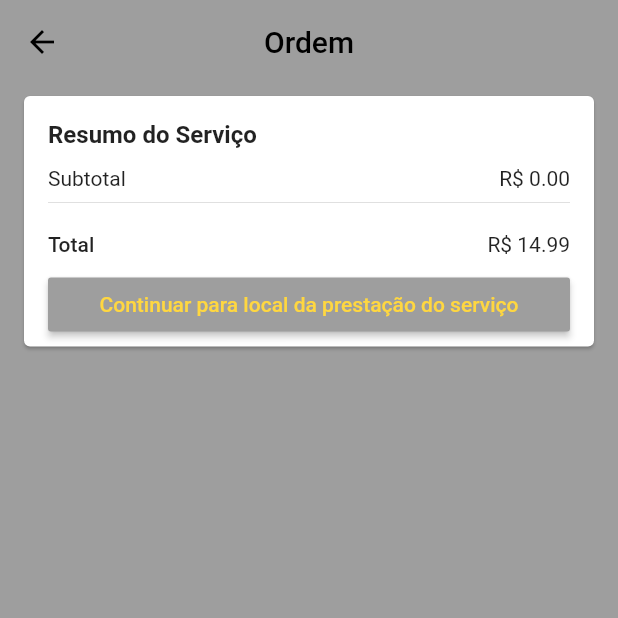
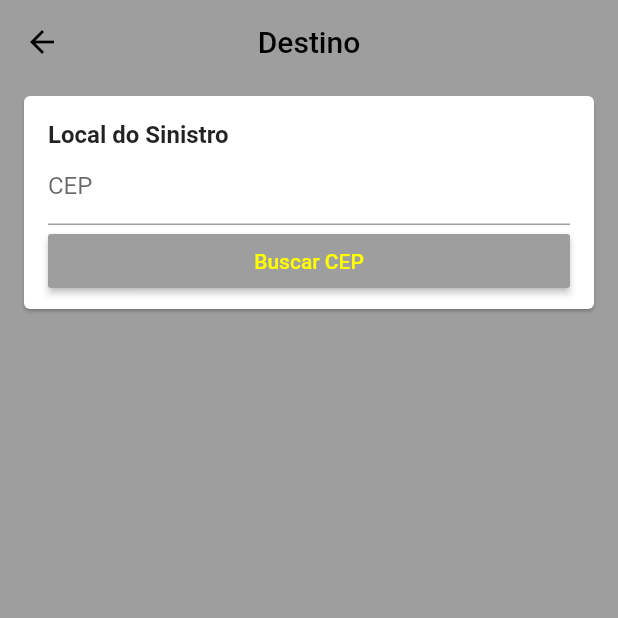
Before and after one commit to jonathanGontijo/dualPrime, a Flutter app: the OrderScreen screen opened by its route, after a tap on "Continuar para local da prestação do ser", on a phone screen of 412 x 824 dp, the top half of it. Run offline on Flutter 3.47's test engine with Material 2 defaults, Android fonts, the phone set to English and light mode, and no system bars; our stand-ins replace brasil_fields, carousel_pro_nullsafety, cloud_firestore, dio, firebase_auth, firebase_core and 2 more; missing offline and left inert: alphabet_list_scroll_view; accounts and stored records are empty; network calls fail.

Commit message:
Pagina de cep

```diff
--- a/lib/main.dart
+++ b/lib/main.dart
@@ -3,6 +3,7 @@ import 'package:dual/models/admin_users_manager.dart';
 import 'package:dual/models/casualty.dart';
 import 'package:dual/models/casualty_manager.dart';
 import 'package:dual/models/order_manager.dart';
+import 'package:dual/screens/adress/adress_screen.dart';
 import 'package:dual/screens/base/base_screen.dart';
 import 'package:dual/screens/bonus/bonus_screen.dart';
 import 'package:dual/screens/casualty/casualty_screen.dart';
@@ -11,6 +12,7 @@ import 'package:dual/screens/information/information_screen.dart';
 import 'package:dual/screens/login/login_screen.dart';
 import 'package:dual/screens/order/order_screen.dart';
 import 'package:dual/screens/signup/signup_screen.dart';
+import 'package:dual/services/cepaberto_service.dart';
 import 'package:firebase_core/firebase_core.dart';
 import 'package:flutter/material.dart';
 import 'package:provider/provider.dart';
@@ -27,9 +29,8 @@ void main() async {
 
   runApp(MyApp());
 
- /* FirebaseFirestore db = FirebaseFirestore.instance;
+  CepAbertoService().getAddressFromCep('32.185-020').then((address) => print(address));
 
-  db.collection("usuarios").doc("003").set({"nome": "Jamilton", "idade": "30"});*/
 }
 
 class MyApp extends StatelessWidget {
@@ -100,6 +101,10 @@ class MyApp extends StatelessWidget {
               return MaterialPageRoute(
                   builder: (_) => OrderScreen()
               );
+            case '/adress':
+              return MaterialPageRoute(
+                  builder: (_) => AdressScreen()
+              );
             case '/information':
               return MaterialPageRoute(
                   builder: (_) => InformationScreen()
--- /dev/null
+++ b/lib/models/address.dart
@@ -0,0 +1,17 @@
+class Address {
+
+  Address({required this.street, required this.district,
+    required this.zipCode, required this.city, required this.state, required this.lat, required this.long});
+
+  late String street;
+  late String number;
+  late String complement;
+  late String district;
+  late String zipCode;
+  late String city;
+  late String state;
+
+  late double? lat;
+  late double? long;
+
+}
--- /dev/null
+++ b/lib/screens/adress/adress_screen.dart
@@ -0,0 +1,22 @@
+import 'package:flutter/material.dart';
+
+import 'components/adress_card.dart';
+
+class AdressScreen extends StatelessWidget {
+  const AdressScreen({Key? key}) : super(key: key);
+
+  @override
+  Widget build(BuildContext context) {
+    return Scaffold(
+      appBar: AppBar(
+        title: Text('Destino'),
+        centerTitle: true,
+      ),
+      body: ListView(
+        children: [
+          AdressCard()
+        ],
+      ),
+    );
+  }
+}
--- /dev/null
+++ b/lib/screens/adress/components/adress_card.dart
@@ -0,0 +1,39 @@
+import 'package:dual/models/order_manager.dart';
+import 'package:flutter/material.dart';
+import 'package:provider/provider.dart';
+import 'cep_input_field.dart';
+
+class AdressCard extends StatelessWidget {
+
+  @override
+  Widget build(BuildContext context) {
+    return Card(
+      margin: EdgeInsets.symmetric(horizontal: 16, vertical: 8),
+      child: Padding(
+        padding: EdgeInsets.fromLTRB(16, 16, 16, 8),
+        child: Consumer<OrderManager>(
+          builder: (_, orderManager, __){
+            final address = orderManager.address;
+            print(address);
+
+            return Form(
+              child: Column(
+                crossAxisAlignment: CrossAxisAlignment.start,
+                children: [
+                  Text(
+                    'Local do Sinistro',
+                    style: TextStyle(
+                      fontWeight: FontWeight.w600,
+                      fontSize: 16,
+                    ),
+                  ),
+                  CepInputField()
+                ],
+              ),
+            );
+          }
+        ) ,
+      ),
+    );
+  }
+}
--- /dev/null
+++ b/lib/screens/adress/components/cep_input_field.dart
@@ -0,0 +1,52 @@
+import 'package:brasil_fields/brasil_fields.dart';
+import 'package:dual/models/order_manager.dart';
+import 'package:flutter/material.dart';
+import 'package:flutter/services.dart';
+import 'package:provider/provider.dart';
+
+class CepInputField extends StatelessWidget {
+
+  final TextEditingController cepController = TextEditingController();
+
+  @override
+  Widget build(BuildContext context) {
+    final primaryColor = Theme.of(context).primaryColor;
+
+    return Column(
+      crossAxisAlignment: CrossAxisAlignment.stretch,
+      children: [
+        TextFormField(
+          controller: cepController,
+          decoration: InputDecoration(
+            isDense: true,
+            labelText: 'CEP',
+            hintText: '12.345-678'
+          ),
+          inputFormatters: [
+            WhitelistingTextInputFormatter.digitsOnly,
+            CepInputFormatter(),
+          ],
+          keyboardType: TextInputType.number,
+          validator: (cep){
+            if(cep!.isEmpty)
+              return 'Campo obrigatório';
+            else if(cep.length != 10)
+              return 'CEP Inválido';
+            return null;
+          },
+        ),
+        RaisedButton(
+            onPressed: (){
+              if(Form.of(context)!.validate()){
+                context.read<OrderManager>().getAddress(cepController.text);
+              }
+            },
+          textColor: Colors.yellowAccent,
+          color: primaryColor,
+          disabledColor: primaryColor.withAlpha(100),
+          child: Text('Buscar CEP'),
+         ),
+      ],
+    );
+  }
+}
--- a/lib/screens/order/order_screen.dart
+++ b/lib/screens/order/order_screen.dart
@@ -26,10 +26,9 @@ class OrderScreen extends StatelessWidget {
               ),
               PriceOrder(
                 buttonText: 'Continuar para local da prestação do serviço',
-                onPressed: //orderManager.isOrderValid?
-                    (){
-
-                } //: null,
+                onPressed: (){
+                  Navigator.of(context).pushNamed('/adress');
+                }
               ),
             ],
           );
--- /dev/null
+++ b/lib/services/cepaberto_service.dart
@@ -0,0 +1,30 @@
+import 'dart:io';
+import 'package:dio/dio.dart';
+import 'package:dual/models/cepaberto_address.dart';
+
+const token = '759ce5eefeeb15b5470afccff75649ce';
+
+class CepAbertoService {
+  Future<CepAbertoAddress> getAddressFromCep(String cep) async {
+    final cleanCep = cep.replaceAll('.', '').replaceAll('-', '');
+    final endpoint = "https://www.cepaberto.com/api/v3/cep?cep=$cleanCep";
+
+    final Dio dio = Dio();
+
+    dio.options.headers[HttpHeaders.authorizationHeader] = 'Token token=$token';
+
+    try {
+      final response = await dio.get<Map<String, dynamic>>(endpoint);
+
+      if (response.data!.isEmpty) {
+        return Future.error('CEP Inválido');
+      }
+
+      final CepAbertoAddress address = CepAbertoAddress.fromMap(response.data!);
+
+      return address;
+    } on DioError catch (e) {
+      return Future.error('Erro ao buscar CEP');
+    }
+  }
+}
--- a/pubspec.yaml
+++ b/pubspec.yaml
@@ -42,6 +42,8 @@ dependencies:
   carousel_pro_nullsafety: ^1.0.2
   image_picker: 0.8.3
   image_cropper: ^1.4.1
+  dio: ^4.0.3
+  brasil_fields: ^1.3.0
 
 
 dev_dependencies:
```
Also changed, not shown: lib/models/cepaberto_address.dart (added, +57 -0 lines), lib/models/order_manager.dart (+27 -0 lines), pubspec.lock.
